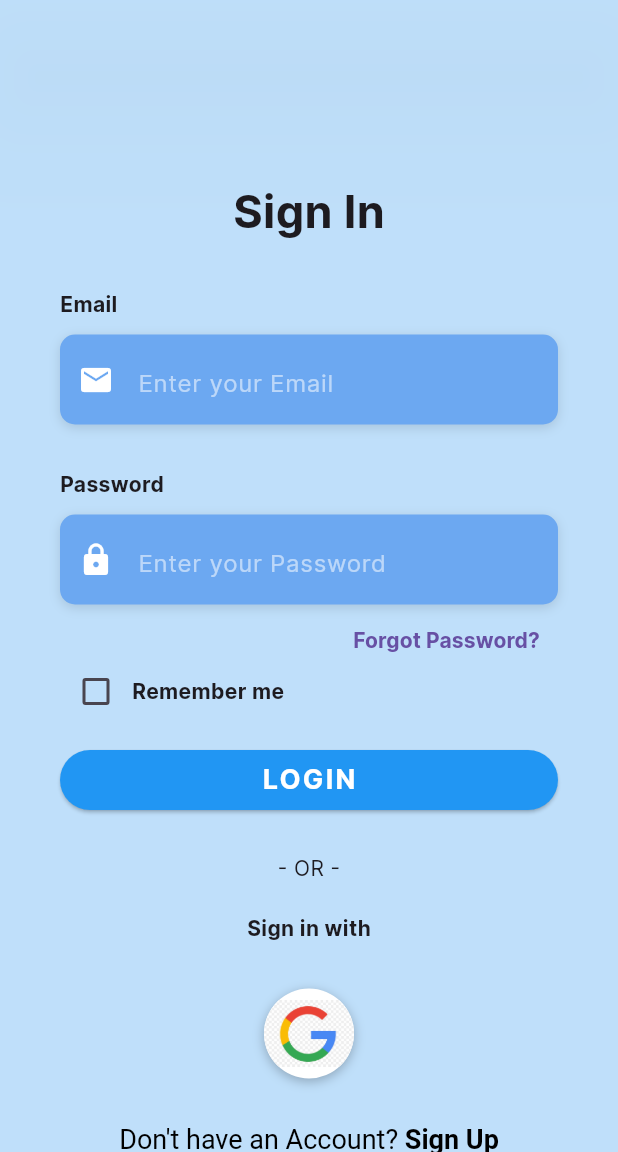
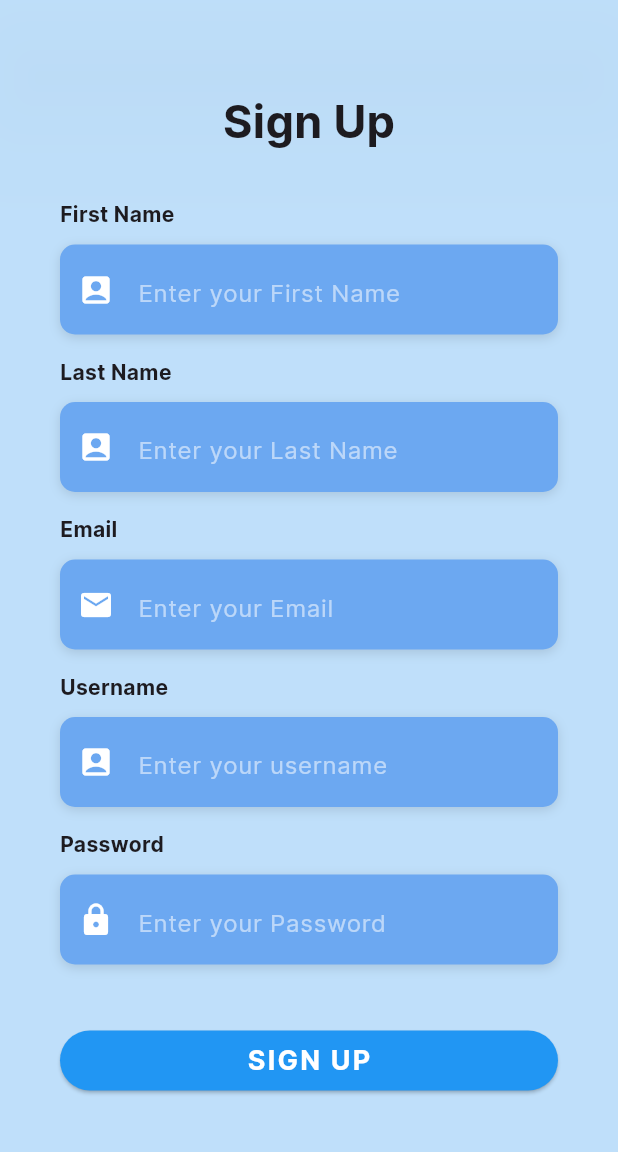
Before and after one commit to Luxchain0/Application, a Flutter app: the Login screen opened directly, after a tap on an icon or button, on a phone screen of 412 x 824 dp, the part 84-1236 px from its top. Run offline on Flutter 3.47's test engine with Material 3 defaults, Android fonts, the phone set to English and light mode, and no system bars; our stand-ins replace firebase_core, firebase_storage, fl_chart; accounts and stored records are empty; network calls fail.

Commit message:
signup screen

```diff
--- a/lib/screens/login.dart
+++ b/lib/screens/login.dart
@@ -2,6 +2,7 @@ import 'dart:convert';
 import 'package:flutter/material.dart';
 import 'package:lux_chain/utilities/frame.dart';
 import 'package:lux_chain/utilities/size_config.dart';
+import 'package:lux_chain/screens/signup_screen.dart';
 import 'package:http/http.dart' as http;
 
 const String apiURL = 'https://luxchain-flame.vercel.app/api';
@@ -15,15 +16,15 @@ class Login extends StatefulWidget {
 
 class _LoginState extends State<Login> {
   bool _rememberMe = false;
-  final TextEditingController emailController = TextEditingController();
+  final TextEditingController usernameController = TextEditingController();
   final TextEditingController passwordController = TextEditingController();
 
-  Widget _buildEmailTF() {
+  Widget _buildUsernameTF() {
     return Column(
       crossAxisAlignment: CrossAxisAlignment.start,
       children: <Widget>[
         const Text(
-          'Email',
+          'Username',
           style: kLabelStyle,
         ),
         const SizedBox(height: 10.0),
@@ -32,8 +33,7 @@ class _LoginState extends State<Login> {
           decoration: kBoxDecorationStyle,
           height: 60.0,
           child: TextField(
-            controller: emailController,
-            keyboardType: TextInputType.emailAddress,
+            controller: usernameController,
             style: const TextStyle(
               color: Colors.white,
             ),
@@ -41,10 +41,10 @@ class _LoginState extends State<Login> {
               border: InputBorder.none,
               contentPadding: EdgeInsets.only(top: 14.0),
               prefixIcon: Icon(
-                Icons.email,
+                Icons.account_box,
                 color: Colors.white,
               ),
-              hintText: 'Enter your Email',
+              hintText: 'Enter your username',
               hintStyle: kHintTextStyle,
             ),
           ),
@@ -140,7 +140,7 @@ class _LoginState extends State<Login> {
             final response = await http.post(
               Uri.parse('$apiURL/auth/login'),
               body: <String, String>{
-                'email': emailController.text,
+                'username': usernameController.text,
                 'password': passwordController.text,
               },
             );
@@ -151,7 +151,7 @@ class _LoginState extends State<Login> {
               print(jsonDecode(response.body));
             } else {
               throw Exception(
-                  '[FLUTTER] Login http Error: $response.statusMessage');
+                  '[FLUTTER] Login http Error: $response.statusCode');
             }
           } catch (e) {
             throw Exception('[FLUTTER] Login Error: $e');
@@ -235,7 +235,7 @@ class _LoginState extends State<Login> {
                   print(jsonDecode(response.body));
                 } else {
                   throw Exception(
-                      '[FLUTTER] Google Login http Error: $response.statusMessage');
+                      '[FLUTTER] Google Login http Error: $response.statusCode');
                 }
               } catch (e) {
                 throw Exception('[FLUTTER] Google Login Error: $e');
@@ -253,7 +253,12 @@ class _LoginState extends State<Login> {
   Widget _buildSignupBtn() {
     return GestureDetector(
       onTap: () {
-        // TODO
+        Navigator.push(
+          context,
+          MaterialPageRoute(
+            builder: (context) => const SignUpScreen(),
+          ),
+        );
       },
       child: RichText(
         text: const TextSpan(
@@ -283,7 +288,7 @@ class _LoginState extends State<Login> {
   @override
   void dispose() {
     // Clean up the controller when the widget is disposed.
-    emailController.dispose();
+    usernameController.dispose();
     passwordController.dispose();
     super.dispose();
   }
@@ -325,7 +330,7 @@ class _LoginState extends State<Login> {
                       ),
                     ),
                     const SizedBox(height: 30.0),
-                    _buildEmailTF(),
+                    _buildUsernameTF(),
                     const SizedBox(height: 30.0),
                     _buildPasswordTF(),
                     _buildForgotPasswordBtn(),
--- /dev/null
+++ b/lib/screens/signup_screen.dart
@@ -0,0 +1,324 @@
+import 'package:flutter/material.dart';
+import 'package:lux_chain/utilities/frame.dart';
+import 'package:lux_chain/utilities/size_config.dart';
+import 'package:http/http.dart' as http;
+
+const String apiURL = 'https://luxchain-flame.vercel.app/api';
+
+class SignUpScreen extends StatefulWidget {
+  const SignUpScreen({Key? key}) : super(key: key);
+
+  @override
+  State<SignUpScreen> createState() => _SignUpState();
+}
+
+class _SignUpState extends State<SignUpScreen> {
+  final TextEditingController firstnameController = TextEditingController();
+  final TextEditingController lastnameController = TextEditingController();
+  final TextEditingController emailController = TextEditingController();
+  final TextEditingController usernameController = TextEditingController();
+  final TextEditingController passwordController = TextEditingController();
+
+  Widget _buildFirstNameTF() {
+    return Column(
+      crossAxisAlignment: CrossAxisAlignment.start,
+      children: <Widget>[
+        const Text(
+          'First Name',
+          style: kLabelStyle,
+        ),
+        const SizedBox(height: 10.0),
+        Container(
+          alignment: Alignment.centerLeft,
+          decoration: kBoxDecorationStyle,
+          height: 60.0,
+          child: TextField(
+            controller: emailController,
+            keyboardType: TextInputType.emailAddress,
+            style: const TextStyle(
+              color: Colors.white,
+            ),
+            decoration: const InputDecoration(
+              border: InputBorder.none,
+              contentPadding: EdgeInsets.only(top: 14.0),
+              prefixIcon: Icon(
+                Icons.account_box,
+                color: Colors.white,
+              ),
+              hintText: 'Enter your First Name',
+              hintStyle: kHintTextStyle,
+            ),
+          ),
+        ),
+      ],
+    );
+  }
+
+  Widget _buildLastnameTF() {
+    return Column(
+      crossAxisAlignment: CrossAxisAlignment.start,
+      children: <Widget>[
+        const Text(
+          'Last Name',
+          style: kLabelStyle,
+        ),
+        const SizedBox(height: 10.0),
+        Container(
+          alignment: Alignment.centerLeft,
+          decoration: kBoxDecorationStyle,
+          height: 60.0,
+          child: TextField(
+            controller: emailController,
+            keyboardType: TextInputType.emailAddress,
+            style: const TextStyle(
+              color: Colors.white,
+            ),
+            decoration: const InputDecoration(
+              border: InputBorder.none,
+              contentPadding: EdgeInsets.only(top: 14.0),
+              prefixIcon: Icon(
+                Icons.account_box,
+                color: Colors.white,
+              ),
+              hintText: 'Enter your Last Name',
+              hintStyle: kHintTextStyle,
+            ),
+          ),
+        ),
+      ],
+    );
+  }
+
+  Widget _buildEmailTF() {
+    return Column(
+      crossAxisAlignment: CrossAxisAlignment.start,
+      children: <Widget>[
+        const Text(
+          'Email',
+          style: kLabelStyle,
+        ),
+        const SizedBox(height: 10.0),
+        Container(
+          alignment: Alignment.centerLeft,
+          decoration: kBoxDecorationStyle,
+          height: 60.0,
+          child: TextField(
+            controller: emailController,
+            keyboardType: TextInputType.emailAddress,
+            style: const TextStyle(
+              color: Colors.white,
+            ),
+            decoration: const InputDecoration(
+              border: InputBorder.none,
+              contentPadding: EdgeInsets.only(top: 14.0),
+              prefixIcon: Icon(
+                Icons.email,
+                color: Colors.white,
+              ),
+              hintText: 'Enter your Email',
+              hintStyle: kHintTextStyle,
+            ),
+          ),
+        ),
+      ],
+    );
+  }
+
+  Widget _buildUsernameTF() {
+    return Column(
+      crossAxisAlignment: CrossAxisAlignment.start,
+      children: <Widget>[
+        const Text(
+          'Username',
+          style: kLabelStyle,
+        ),
+        const SizedBox(height: 10.0),
+        Container(
+          alignment: Alignment.centerLeft,
+          decoration: kBoxDecorationStyle,
+          height: 60.0,
+          child: TextField(
+            controller: usernameController,
+            style: const TextStyle(
+              color: Colors.white,
+            ),
+            decoration: const InputDecoration(
+              border: InputBorder.none,
+              contentPadding: EdgeInsets.only(top: 14.0),
+              prefixIcon: Icon(
+                Icons.account_box,
+                color: Colors.white,
+              ),
+              hintText: 'Enter your username',
+              hintStyle: kHintTextStyle,
+            ),
+          ),
+        ),
+      ],
+    );
+  }
+
+  Widget _buildPasswordTF() {
+    return Column(
+      crossAxisAlignment: CrossAxisAlignment.start,
+      children: <Widget>[
+        const Text(
+          'Password',
+          style: kLabelStyle,
+        ),
+        const SizedBox(height: 10.0),
+        Container(
+          alignment: Alignment.centerLeft,
+          decoration: kBoxDecorationStyle,
+          height: 60.0,
+          child: TextField(
+            controller: passwordController,
+            obscureText: true,
+            style: const TextStyle(
+              color: Colors.white,
+            ),
+            decoration: const InputDecoration(
+              border: InputBorder.none,
+              contentPadding: EdgeInsets.only(top: 14.0),
+              prefixIcon: Icon(
+                Icons.lock,
+                color: Colors.white,
+              ),
+              hintText: 'Enter your Password',
+              hintStyle: kHintTextStyle,
+            ),
+          ),
+        ),
+      ],
+    );
+  }
+
+  Widget _buildSignUpBtn() {
+    return Container(
+      padding: const EdgeInsets.symmetric(vertical: 25.0),
+      width: double.infinity,
+      child: ElevatedButton(
+        onPressed: () async {
+          try {
+            final response = await http.post(
+              Uri.parse('$apiURL/auth/signup'),
+              body: <String, String>{
+                'firstname': firstnameController.text,
+                'lastname': lastnameController.text,
+                'email': emailController.text,
+                'username': usernameController.text,
+                'password': passwordController.text,
+              },
+            );
+
+            if (response.statusCode == 200) {
+              // salva user + token e cambia pagina
+            } else {
+              throw Exception(
+                  '[FLUTTER] SignUpScreen http Error: $response.statusCode');
+            }
+          } catch (e) {
+            throw Exception('[FLUTTER] SignUpScreen Error: $e');
+          }
+        },
+        style: ElevatedButton.styleFrom(
+          backgroundColor: Colors.blue,
+        ),
+        child: const Text(
+          'SIGN UP',
+          style: TextStyle(
+            color: Colors.white,
+            letterSpacing: 1.5,
+            fontSize: 18.0,
+            fontWeight: FontWeight.bold,
+          ),
+        ),
+      ),
+    );
+  }
+
+  @override
+  void dispose() {
+    // Clean up the controller when the widget is disposed.
+    emailController.dispose();
+    super.dispose();
+  }
+
+  @override
+  Widget build(BuildContext context) {
+    SizeConfig().init(context);
+//    double height = SizeConfig.screenH!;
+    double width = SizeConfig.screenW!;
+
+    return Scaffold(
+      appBar: appBar(width),
+      body: GestureDetector(
+        onTap: () => FocusScope.of(context).unfocus(),
+        child: Stack(
+          children: <Widget>[
+            Container(
+              height: double.infinity,
+              width: double.infinity,
+              decoration: const BoxDecoration(
+                  color: Color.fromARGB(255, 191, 223, 250)),
+            ),
+            SizedBox(
+              height: double.infinity,
+              child: SingleChildScrollView(
+                physics: const AlwaysScrollableScrollPhysics(),
+                padding: const EdgeInsets.symmetric(
+                  horizontal: 40.0,
+                  vertical: 60.0,
+                ),
+                child: Column(
+                  mainAxisAlignment: MainAxisAlignment.center,
+                  children: <Widget>[
+                    const Text(
+                      'Sign Up',
+                      style: TextStyle(
+                        fontSize: 30.0,
+                        fontWeight: FontWeight.bold,
+                      ),
+                    ),
+                    const SizedBox(height: 30.0),
+                    _buildFirstNameTF(),
+                    const SizedBox(height: 15.0),
+                    _buildLastnameTF(),
+                    const SizedBox(height: 15.0),
+                    _buildEmailTF(),
+                    const SizedBox(height: 15.0),
+                    _buildUsernameTF(),
+                    const SizedBox(height: 15.0),
+                    _buildPasswordTF(),
+                    const SizedBox(height: 15.0),
+                    _buildSignUpBtn(),
+                  ],
+                ),
+              ),
+            )
+          ],
+        ),
+      ),
+    );
+  }
+}
+
+const kHintTextStyle = TextStyle(
+  color: Colors.white54,
+);
+
+const kLabelStyle = TextStyle(
+  fontWeight: FontWeight.bold,
+);
+
+final kBoxDecorationStyle = BoxDecoration(
+  color: const Color(0xFF6CA8F1),
+  borderRadius: BorderRadius.circular(10.0),
+  boxShadow: const [
+    BoxShadow(
+      color: Colors.black12,
+      blurRadius: 6.0,
+      offset: Offset(0, 2),
+    ),
+  ],
+);
```
